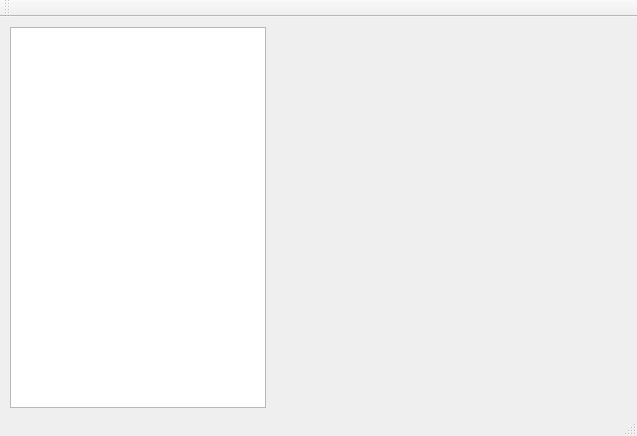
Qt form hellowindow.ui (codehelp/deb_qview) before a commit.
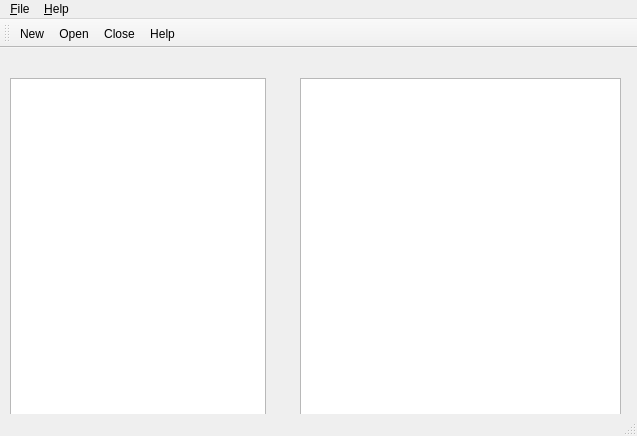
The same form after that commit.

Commit message: Add content viewer, menu and toolbar

```diff
--- a/hellowindow.ui
+++ b/hellowindow.ui
@@ -18,25 +18,96 @@
     <property name="geometry">
      <rect>
       <x>10</x>
-      <y>10</y>
+      <y>30</y>
       <width>256</width>
-      <height>381</height>
+      <height>361</height>
      </rect>
     </property>
    </widget>
+   <widget class="QTextBrowser" name="contentviewer">
+    <property name="geometry">
+     <rect>
+      <x>300</x>
+      <y>30</y>
+      <width>321</width>
+      <height>361</height>
+     </rect>
+    </property>
+   </widget>
   </widget>
-  <widget class="QToolBar" name="mainToolBar">
+  <widget class="QStatusBar" name="statusBar"/>
+  <widget class="QMenuBar" name="menuBar">
+   <property name="geometry">
+    <rect>
+     <x>0</x>
+     <y>0</y>
+     <width>637</width>
+     <height>20</height>
+    </rect>
+   </property>
+   <widget class="QMenu" name="menu_File">
+    <property name="title">
+     <string>&amp;File</string>
+    </property>
+    <addaction name="action_New"/>
+    <addaction name="action_Open"/>
+    <addaction name="separator"/>
+    <addaction name="action_Close"/>
+   </widget>
+   <widget class="QMenu" name="menu_Help">
+    <property name="title">
+     <string>&amp;Help</string>
+    </property>
+    <addaction name="action_Help"/>
+   </widget>
+   <addaction name="menu_File"/>
+   <addaction name="menu_Help"/>
+  </widget>
+  <widget class="QToolBar" name="toolBar">
+   <property name="windowTitle">
+    <string>toolBar</string>
+   </property>
    <attribute name="toolBarArea">
     <enum>TopToolBarArea</enum>
    </attribute>
    <attribute name="toolBarBreak">
     <bool>false</bool>
    </attribute>
+   <addaction name="action_New"/>
+   <addaction name="action_Open"/>
+   <addaction name="action_Close"/>
+   <addaction name="action_Help"/>
   </widget>
-  <widget class="QStatusBar" name="statusBar"/>
-  <action name="actionTest_item">
+  <action name="action_New">
    <property name="text">
-    <string>Test item</string>
+    <string>&amp;New</string>
+   </property>
+   <property name="shortcut">
+    <string>Ctrl+N</string>
+   </property>
+  </action>
+  <action name="action_Open">
+   <property name="text">
+    <string>&amp;Open</string>
+   </property>
+   <property name="shortcut">
+    <string>Ctrl+O</string>
+   </property>
+  </action>
+  <action name="action_Close">
+   <property name="text">
+    <string>&amp;Close</string>
+   </property>
+   <property name="shortcut">
+    <string>Ctrl+W</string>
+   </property>
+  </action>
+  <action name="action_Help">
+   <property name="text">
+    <string>&amp;Help</string>
+   </property>
+   <property name="shortcut">
+    <string>F1</string>
    </property>
   </action>
  </widget>
```
The commit also changes 3 other files.
